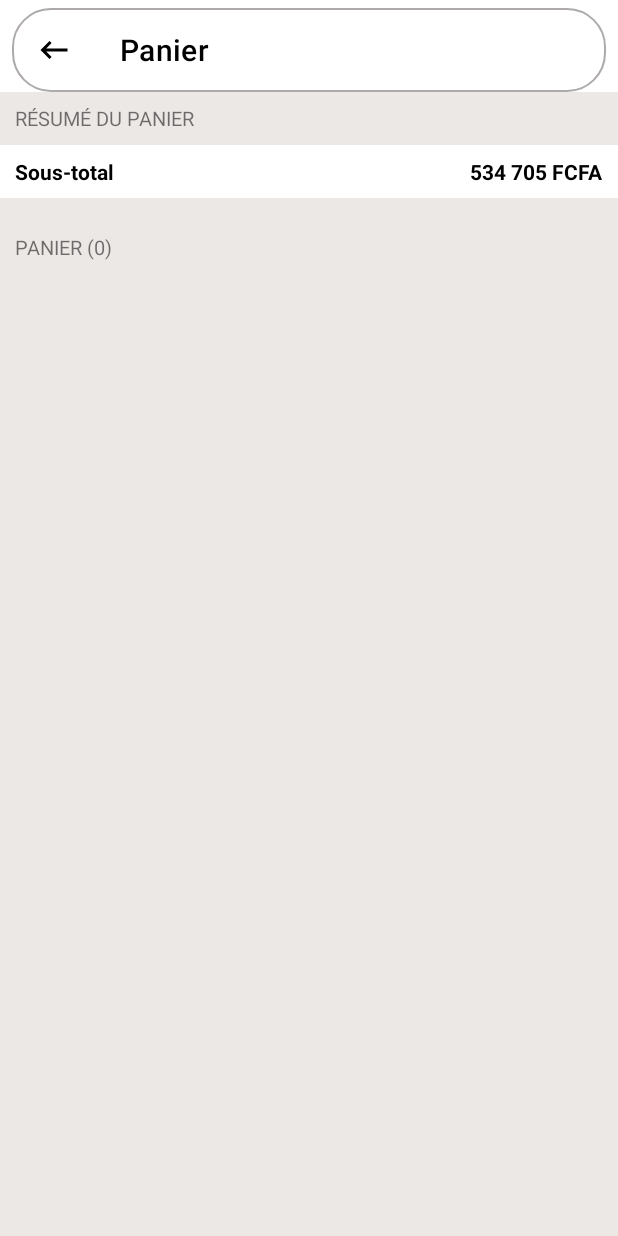
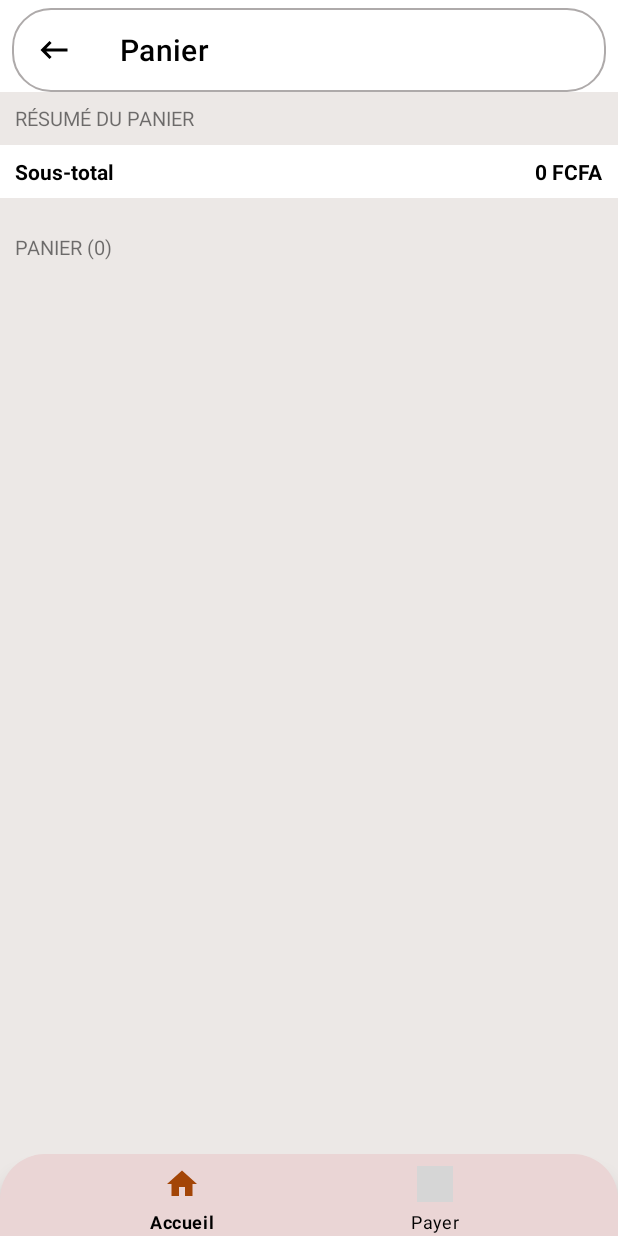
Before and after one commit to bendressouarnaud/ecommercemobile, an Android app: the PanierActivity screen opened directly, with no data from a screen before it, on a phone screen of 412 x 824 dp. Run offline under Robolectric (Android 15) with nearby library versions, the phone set to English and light mode, and no system bars; our stand-ins replace navigation-ui; pictures from the network do not load; grey boxes are pictures that could not be loaded.

Commit message:
from GCA= 26072023

```diff
--- a/app/src/main/java/com/ankk/market/PanierActivity.java
+++ b/app/src/main/java/com/ankk/market/PanierActivity.java
@@ -21,7 +21,9 @@ import androidx.navigation.ui.AppBarConfiguration;
 import androidx.navigation.ui.NavigationUI;
 import com.ankk.market.databinding.ActivityPanierBinding;
 
+import java.text.NumberFormat;
 import java.util.List;
+import java.util.Locale;
 
 public class PanierActivity extends AppCompatActivity {
 
@@ -32,6 +34,7 @@ public class PanierActivity extends AppCompatActivity {
     BeanarticledetailRepository beanarticledetailRepository;
     AchatRepository achatRepository;
     int nbreArticleGobal=0, nbreArticleIdentique=0;
+    long prixTotal = 0;
 
 
 
@@ -85,15 +88,28 @@ public class PanierActivity extends AppCompatActivity {
                                         adapter.addItems(be);
                                         //
                                         nbreArticleGobal++;
+
+                                        // Compute PRICE :
+                                        prixTotal = prixTotal + (bl.getPrix() * getAchat.size());
                                     }
                             );
 
                             // Update the field :
                             binder.layoutpanier.textpanier.setText("PANIER ("+String.valueOf(nbreArticleGobal)+")");
+                            binder.layoutpanier.textmontanttotal.setText( NumberFormat.getInstance(Locale.FRENCH).format(prixTotal) + " FCFA");
                         }
                     }
                 }
         );
+
+        // Set ACTION on
+        binder.toolbarpanier.setNavigationOnClickListener(new View.OnClickListener() {
+            @Override
+            public void onClick(View v) {
+                // Kill
+                finish();
+            }
+        });
 
         // Get DATA :
         /*beanarticledetailRepository.getAll().forEach(
--- a/app/src/main/java/com/ankk/market/adapters/AdapterListPanier.java
+++ b/app/src/main/java/com/ankk/market/adapters/AdapterListPanier.java
@@ -15,8 +15,10 @@ import com.ankk.market.databinding.CardviewarticleBinding;
 import com.bumptech.glide.Glide;
 import com.bumptech.glide.load.resource.drawable.DrawableTransitionOptions;
 
+import java.text.NumberFormat;
 import java.util.ArrayList;
 import java.util.List;
+import java.util.Locale;
 
 public class AdapterListPanier extends RecyclerView.Adapter<AdapterListPanier.PanierViewHolder> {
 
@@ -54,6 +56,8 @@ public class AdapterListPanier extends RecyclerView.Adapter<AdapterListPanier.Pa
                 //.placeholder(R.drawable.ic_panier)
                 .into(holder.binder.imgarticle);
         holder.binder.libellearticle.setText(donnee.get(position).getLibelle());
+        holder.binder.prixarticle.setText(
+                NumberFormat.getInstance(Locale.FRENCH).format(donnee.get(position).getPrix())+" FCFA");
         if(donnee.get(position).getReduction() == 0){
             holder.binder.prixpromotionarticle.setVisibility(View.INVISIBLE);
             holder.binder.articlepourcentage.setVisibility(View.INVISIBLE);
--- a/app/src/main/res/layout/content_panier.xml
+++ b/app/src/main/res/layout/content_panier.xml
@@ -85,6 +85,24 @@
         android:layout_height="0dp"
         android:layout_margin="3dp"
         app:layoutManager="androidx.recyclerview.widget.LinearLayoutManager"
+        android:clipToPadding="false"
+        android:paddingBottom="?actionBarSize"
+        />
+
+    <com.google.android.material.bottomnavigation.BottomNavigationView
+        android:id="@+id/bottompanier"
+        android:layout_width="match_parent"
+        android:layout_height="60dp"
+        app:layout_constraintBottom_toBottomOf="parent"
+        app:layout_constraintEnd_toEndOf="parent"
+        app:layout_constraintStart_toStartOf="parent"
+        app:itemTextColor="@color/black"
+        app:itemIconTint="@drawable/bottom_navigation_item_colors"
+        app:itemRippleColor="@color/color_navigationbottom"
+        android:background="@drawable/roundedbottomnavigation"
+        app:menu="@menu/panier"
+        android:elevation="5dp"
+
         />
 
 </androidx.constraintlayout.widget.ConstraintLayout>
--- /dev/null
+++ b/app/src/main/res/menu/panier.xml
@@ -0,0 +1,16 @@
+<?xml version="1.0" encoding="utf-8"?>
+<menu xmlns:android="http://schemas.android.com/apk/res/android"
+    xmlns:app="http://schemas.android.com/apk/res-auto">
+
+    <item android:id="@+id/maccueilpanier"
+        android:title="Accueil"
+        android:icon="@drawable/ic_accueil"
+        />
+
+    <item android:id="@+id/menucategorie"
+        android:title="Payer"
+        android:icon="@drawable/ic_money"
+        />
+
+
+</menu>
```
Also changed, not shown: app/src/main/res/layout/activity_panier.xml (+6 -5 lines).
